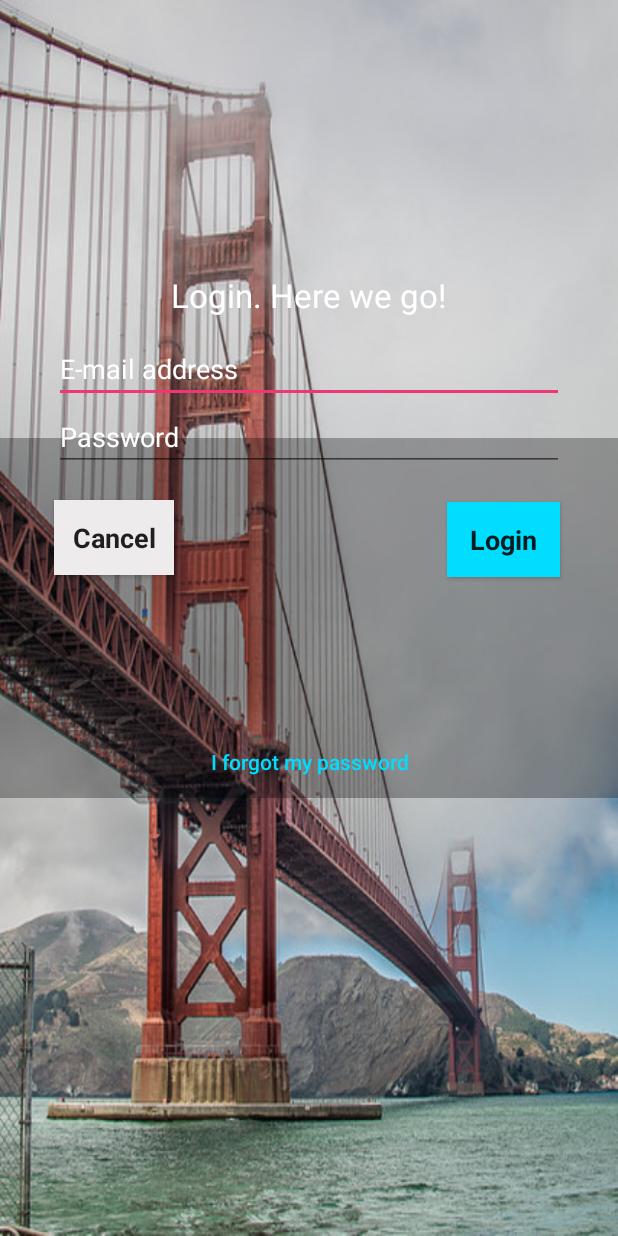
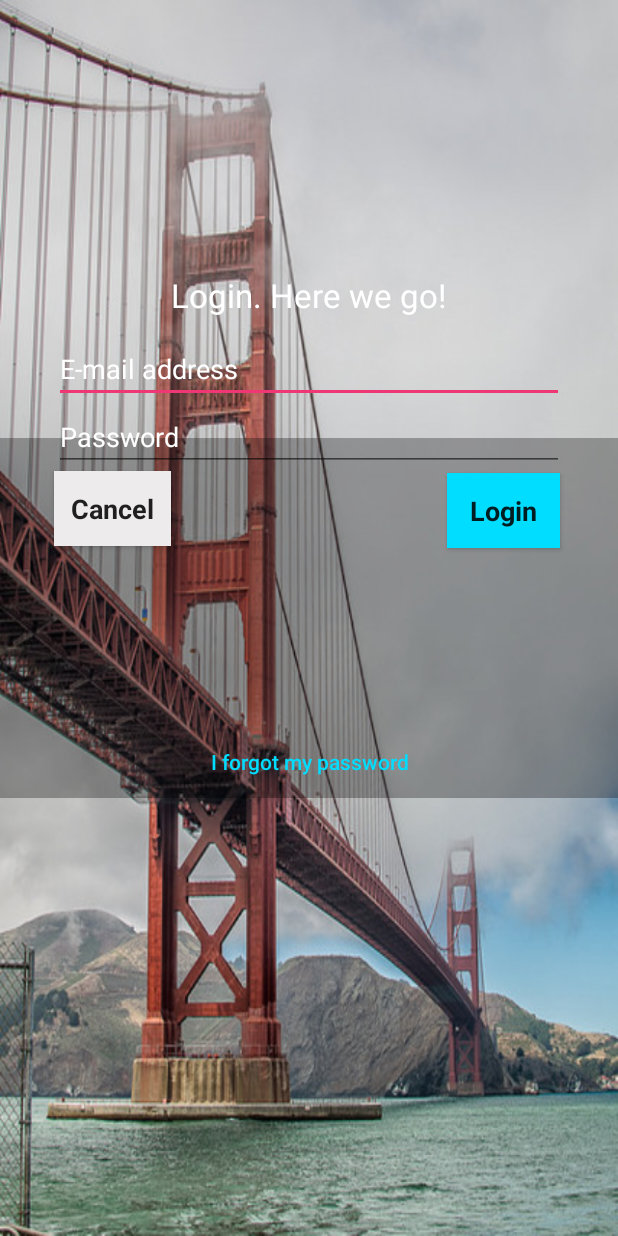
Before and after one commit to jennifer-shin/Login, an Android app: the screen it shows after launch (LoginActivity), on a phone screen of 412 x 824 dp. Run offline under Robolectric (Android 15) with nearby library versions, the phone set to English and light mode, and no system bars.

Commit message:
modified xml

```diff
--- a/app/src/main/res/layout/activity_login.xml
+++ b/app/src/main/res/layout/activity_login.xml
@@ -49,11 +49,12 @@
         android:textAllCaps="false"
         android:textAppearance="@android:style/TextAppearance.Medium"
         android:textStyle="bold"
-        android:layout_below="@+id/password"
         android:layout_alignLeft="@+id/password"
         android:layout_alignStart="@+id/password"
         android:onClick="onCancel"
-        android:layout_marginTop="19dp" />
+        android:layout_below="@+id/password"
+        android:layout_toLeftOf="@+id/LogIn"
+        android:layout_toStartOf="@+id/LogIn" />
 
     <Button
         android:id="@+id/btnLogin"
@@ -108,6 +109,7 @@
         android:layout_width="wrap_content"
         android:layout_height="wrap_content"
         android:text="I forgot my password"
+        android:textAlignment="center"
         android:textAllCaps="false"
         android:textColor="@android:color/holo_blue_bright"
         android:layout_alignBottom="@+id/box"
```
